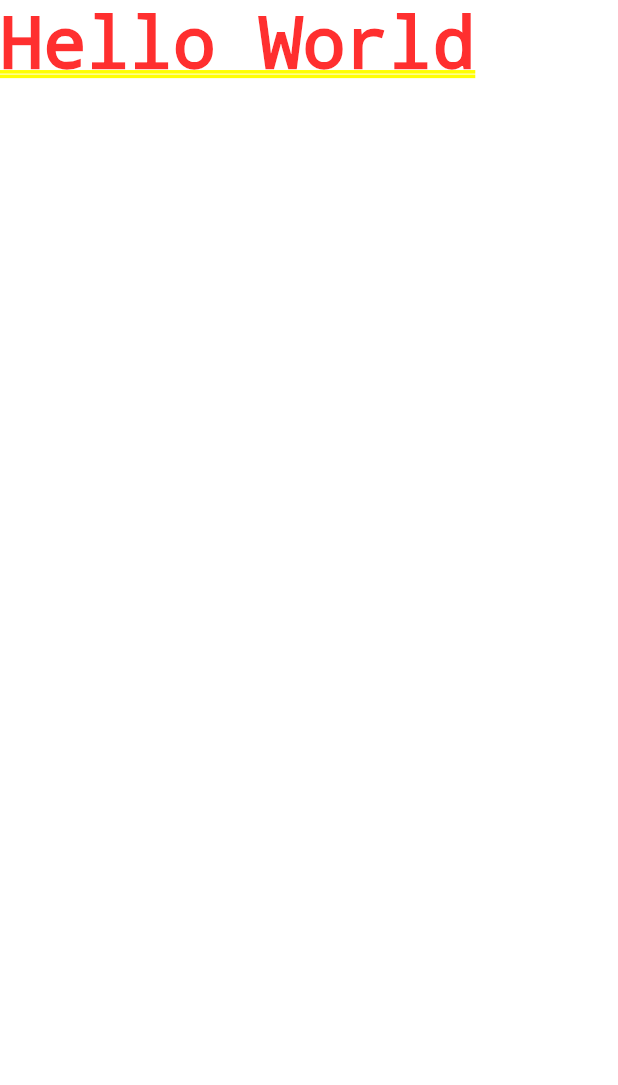
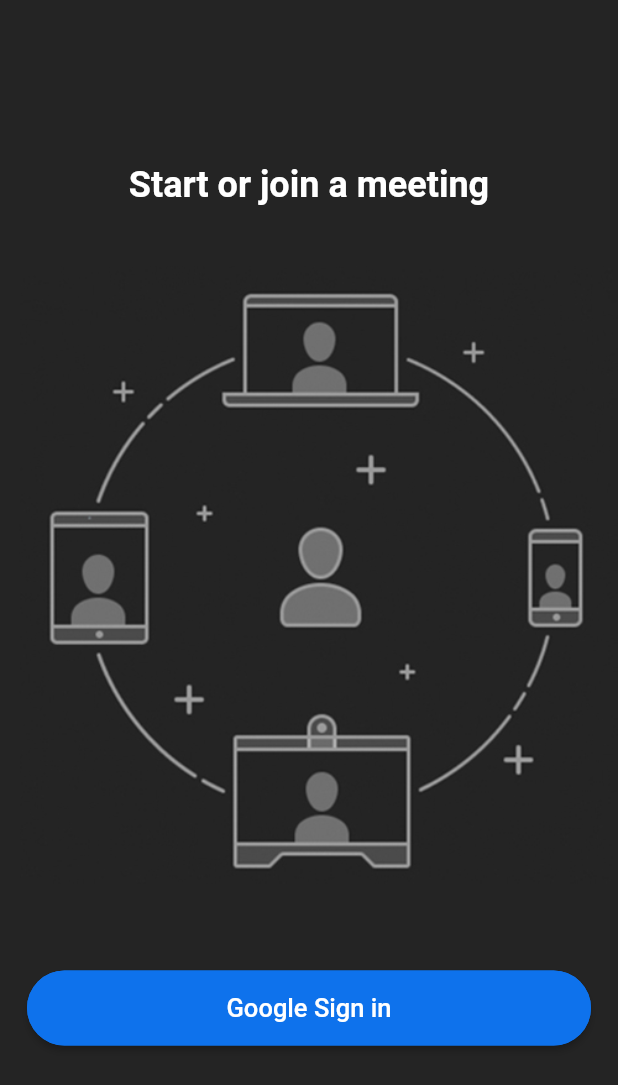
Before and after one commit to Gaurav-Krishna-Gaali/Zoom-FLutter, a Flutter app: the screen it shows after launch, on a phone screen of 412 x 824 dp. Shown: the top 1085 px of the screen. Run offline on Flutter 3.47's test engine with Material 2 defaults, Android fonts, the phone set to English and light mode, and no system bars.

Commit message:
Login Screen Done:

```diff
--- a/lib/main.dart
+++ b/lib/main.dart
@@ -1,4 +1,6 @@
 import 'package:flutter/material.dart';
+import 'package:zoom_flutter/screens/login_screen.dart';
+import 'package:zoom_flutter/util/colors.dart';
 
 void main() {
   runApp(const MyApp());
@@ -10,12 +12,14 @@ class MyApp extends StatelessWidget {
   @override
   Widget build(BuildContext context) {
     return MaterialApp(
-      title: 'Flutter Demo',
-      theme: ThemeData(
-
-        primarySwatch: Colors.blue,
+      debugShowCheckedModeBanner: false,
+      title: 'ZOOM CLONE ',
+      theme: ThemeData.dark().copyWith(
+       scaffoldBackgroundColor:backgroundColor ,
       ),
-      home: const Text('Hello World'),
+      routes:{
+        '/login':(context)=>LoginScreen(),},
+      home: LoginScreen(),
     );
   }
 }
--- /dev/null
+++ b/lib/screens/login_screen.dart
@@ -0,0 +1,34 @@
+import 'package:flutter/material.dart';
+import 'package:zoom_flutter/widgets/custom_button.dart';
+
+class LoginScreen extends StatefulWidget {
+  LoginScreen({Key? key}) : super(key: key);
+
+  @override
+  State<LoginScreen> createState() => _LoginScreenState();
+}
+
+class _LoginScreenState extends State<LoginScreen> {
+  @override
+  Widget build(BuildContext context) {
+    return Scaffold(
+      body:Column(
+        mainAxisAlignment: MainAxisAlignment.center,
+        children: [
+          const Text('Start or join a meeting',
+           // ignore: unnecessary_const
+           style: const TextStyle(
+             fontSize: 24,
+             fontWeight: FontWeight.bold,
+             ),
+             ),
+             Padding(
+               padding: const EdgeInsets.symmetric(vertical: 40.0),
+               child: Image.asset('assets/images/onboarding.jpg'),
+             ),
+             CustomButton(text: 'Google Sign in',onPressed: () {},)
+        ],
+      )
+    );
+  }
+}
--- /dev/null
+++ b/lib/util/colors.dart
@@ -0,0 +1,6 @@
+import 'package:flutter/material.dart';
+
+const backgroundColor = Color.fromRGBO(36, 36, 36, 1);
+const buttonColor = Color.fromRGBO(14, 114, 236, 1);
+const footerColor = Color.fromRGBO(26, 26, 26, 1);
+const secondaryBackgroundColor = Color.fromRGBO(46, 46, 46, 1);
--- /dev/null
+++ b/lib/widgets/custom_button.dart
@@ -0,0 +1,30 @@
+import 'package:flutter/material.dart';
+import 'package:zoom_flutter/util/colors.dart';
+
+
+class CustomButton extends StatelessWidget {
+  final String text;
+  final VoidCallback onPressed;
+  const CustomButton({ Key? key, required this.text , required this.onPressed}) : super(key: key);
+
+  @override
+  Widget build(BuildContext context) {
+    return Padding(
+      padding: const EdgeInsets.all(18.0),
+      child: ElevatedButton(
+        onPressed: onPressed,
+        child: Text(text, style: const TextStyle(fontSize: 17), ),style: ElevatedButton.styleFrom(
+          primary: buttonColor,
+          minimumSize: const Size(
+            double.infinity,
+            50,
+          ),
+          shape: RoundedRectangleBorder(
+            borderRadius: BorderRadius.circular(30),
+            side: const BorderSide(color: buttonColor)
+          ),
+          ),
+      ),
+    );
+  }
+}
```
Also changed, not shown: pubspec.yaml (+3 -5 lines), assets/images/onboarding.jpg (added).
